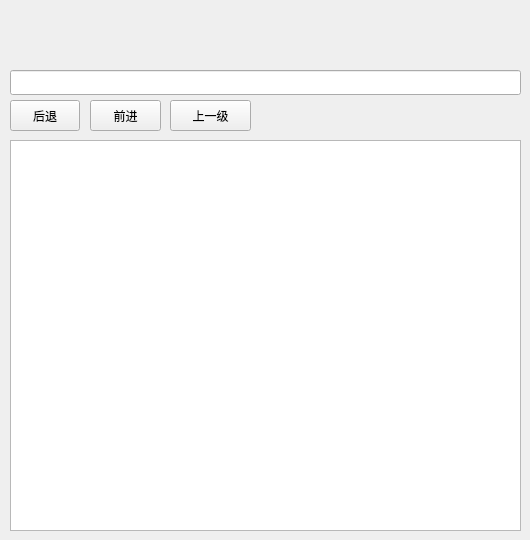
First picture: the form in MyExplorer.ui, repository zydxnyy/FileClient, before the edit.
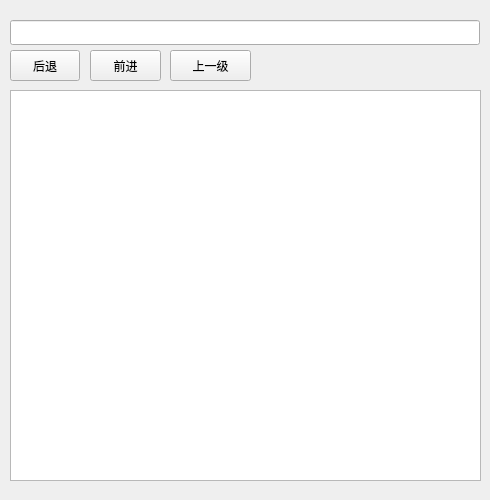
Second picture: the form after the edit. Custom widgets are drawn as their Qt base class.

```diff
--- a/MyExplorer.ui
+++ b/MyExplorer.ui
@@ -6,8 +6,8 @@
    <rect>
     <x>0</x>
     <y>0</y>
-    <width>530</width>
-    <height>540</height>
+    <width>490</width>
+    <height>500</height>
    </rect>
   </property>
   <property name="acceptDrops">
@@ -20,7 +20,7 @@
    <property name="geometry">
     <rect>
      <x>10</x>
-     <y>100</y>
+     <y>50</y>
      <width>70</width>
      <height>31</height>
     </rect>
@@ -33,7 +33,7 @@
    <property name="geometry">
     <rect>
      <x>90</x>
-     <y>100</y>
+     <y>50</y>
      <width>71</width>
      <height>31</height>
     </rect>
@@ -46,7 +46,7 @@
    <property name="geometry">
     <rect>
      <x>170</x>
-     <y>100</y>
+     <y>50</y>
      <width>81</width>
      <height>31</height>
     </rect>
@@ -59,8 +59,8 @@
    <property name="geometry">
     <rect>
      <x>10</x>
-     <y>140</y>
-     <width>511</width>
+     <y>90</y>
+     <width>471</width>
      <height>391</height>
     </rect>
    </property>
@@ -90,8 +90,8 @@
    <property name="geometry">
     <rect>
      <x>10</x>
-     <y>70</y>
-     <width>511</width>
+     <y>20</y>
+     <width>470</width>
      <height>25</height>
     </rect>
    </property>
```
